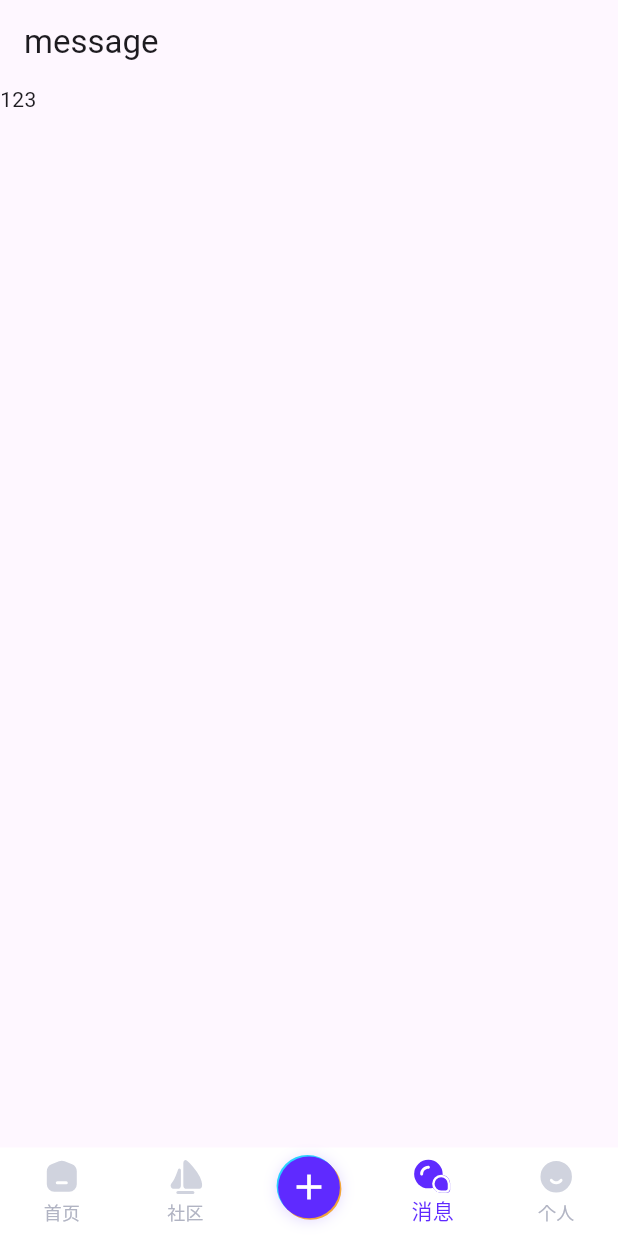
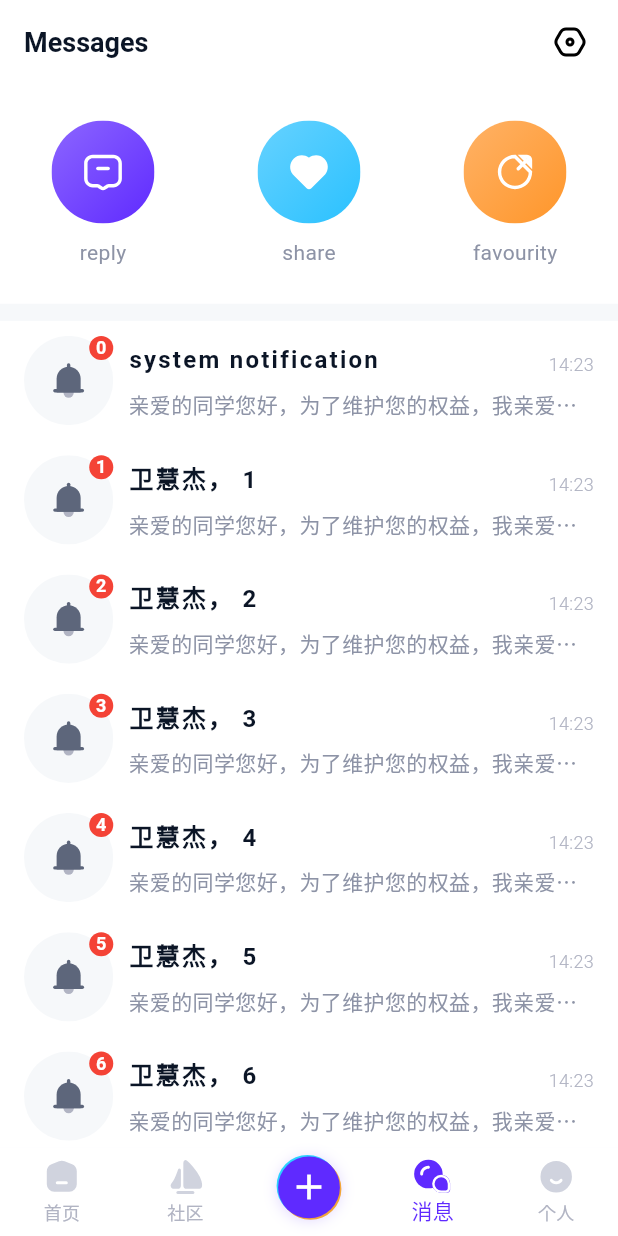
Before and after one commit to nishuiwei/community-, a Flutter app: the screen it shows after launch, swiped to page 4, on a phone screen of 412 x 824 dp. Run offline on Flutter 3.47's test engine with Material 3 defaults, Android fonts, the light colour scheme and no system bars; our stand-ins replace flutter_screenutil, flutter_svg, get; generated files the repository leaves out were written again.

Commit message:
feat: messages page

```diff
--- a/lib/config/icons/svg.dart
+++ b/lib/config/icons/svg.dart
@@ -7,4 +7,9 @@ class SvgIcon {
   static const ACTIVE_COMMUNITY = 'assets/svg/icon_active_community.svg';
   static const ACTIVE_MESSAGE = 'assets/svg/icon_active_message.svg';
   static const ACTIVE_PERSONAL = 'assets/svg/icon_active_personal.svg';
+  static const SETTINGS = 'assets/svg/common/settings.svg';
+  static const REPLY = 'assets/svg/message/reply.svg';
+  static const SHARE = 'assets/svg/message/share.svg';
+  static const FAVOURITE = 'assets/svg/message/favourite.svg';
+  static const DINGS = 'assets/svg/message/dings.svg';
 }
--- a/lib/config/styles/theme.dart
+++ b/lib/config/styles/theme.dart
@@ -5,9 +5,17 @@ class ThemeController extends GetxController {
   // 亮色主题
   final lightTheme = ThemeData(
     brightness: Brightness.light,
-    primaryColor: const Color.fromRGBO(95, 42, 255, 1),
+    primaryColor: Colors.black,
     splashColor: Colors.transparent,
     highlightColor: Colors.transparent,
+    appBarTheme: const AppBarTheme(
+        backgroundColor: Colors.white,
+        scrolledUnderElevation: 0.0,
+        titleTextStyle: TextStyle(
+            fontSize: 18,
+            color: Color(0xff0B1526),
+            fontWeight: FontWeight.w600),
+        actionsIconTheme: IconThemeData(color: Color(0xff0B1526), size: 22)),
     // 其他主题配置...
     bottomNavigationBarTheme: const BottomNavigationBarThemeData(
         backgroundColor: Colors.white, // 设置背景颜色
@@ -22,12 +30,18 @@ class ThemeController extends GetxController {
   final darkTheme = ThemeData(
     brightness: Brightness.dark,
     primaryColor: Colors.white,
+    splashColor: Colors.transparent,
+    highlightColor: Colors.transparent,
     // 其他主题配置...
     bottomNavigationBarTheme: const BottomNavigationBarThemeData(
-      backgroundColor: Colors.blue, // 设置背景颜色
-      selectedItemColor: Colors.red, // 设置选中项的颜色
-      unselectedItemColor: Colors.white, // 设置未选中项的颜色
+      backgroundColor: Colors.grey, // 设置背景颜色
       showUnselectedLabels: true, // 显示未选中项的标签
+    ),
+    appBarTheme: const AppBarTheme(
+      backgroundColor: Colors.black,
+      scrolledUnderElevation: 0.0,
+      titleTextStyle: TextStyle(
+          fontSize: 18, color: Color(0xffffffff), fontWeight: FontWeight.w600),
     ),
   );
 
--- a/lib/l10n/app_en.arb
+++ b/lib/l10n/app_en.arb
@@ -1,4 +1,9 @@
 {
+  "@@locale": "en",
   "language": "English",
-  "title": "Message"
+  "messages_app_bar_title": "Messages",
+  "message_reply": "reply",
+  "message_share": "share",
+  "message_favourite": "favourity",
+  "message_username": "system notification"
 }
--- a/lib/l10n/app_zh.arb
+++ b/lib/l10n/app_zh.arb
@@ -1,4 +1,9 @@
 {
+  "@@locale": "zh",
   "language": "简体中文",
-  "title": "消息"
+  "messages_app_bar_title": "消息",
+  "message_reply": "回复",
+  "message_share": "分享",
+  "message_favourite": "点赞",
+  "message_username": "系统通知"
 }
--- a/lib/main.dart
+++ b/lib/main.dart
@@ -17,6 +17,8 @@ class MyApp extends StatelessWidget {
   @override
   Widget build(BuildContext context) {
     final ThemeController themeController = Get.put(ThemeController());
+    Locale currentLocale = getCurrentLocale();
+
     return ScreenUtilInit(
         designSize: const Size(360, 690),
         builder: (_, child) => GetMaterialApp(
@@ -35,7 +37,12 @@ class MyApp extends StatelessWidget {
                 Locale('en'), // English
                 Locale('zh'), // Spanish
               ],
-              locale: const Locale('en'), // 默认语言设置
+
+              locale: currentLocale, // 默认语言设置
             ));
   }
 }
+
+Locale getCurrentLocale() {
+  return WidgetsBinding.instance.window.locale;
+}
--- a/lib/views/message/controller.dart
+++ b/lib/views/message/controller.dart
@@ -1,9 +1,14 @@
 import 'package:community/views/message/index.dart';
+import 'package:flutter/material.dart';
 import 'package:get/get.dart';
+import 'package:flutter_gen/gen_l10n/app_localizations.dart';
 
 class MessageController extends GetxController {
   MessageController();
-  final title = "message";
+  String title(BuildContext context) {
+    return AppLocalizations.of(context)!.messages_app_bar_title;
+  }
+
   final state = MessageState();
 
   @override
--- a/lib/views/message/view.dart
+++ b/lib/views/message/view.dart
@@ -1,6 +1,12 @@
+import 'package:community/config/icons/icons.dart';
+import 'package:community/config/icons/svg.dart';
 import 'package:community/views/message/index.dart';
+import 'package:community/widget/message/index.dart';
 import 'package:flutter/material.dart';
+import 'package:flutter_screenutil/flutter_screenutil.dart';
+import 'package:flutter_svg/flutter_svg.dart';
 import 'package:get/get.dart';
+import 'package:flutter_gen/gen_l10n/app_localizations.dart';
 
 class MessagePage extends GetView<MessageController> {
   const MessagePage({super.key});
@@ -8,13 +14,69 @@ class MessagePage extends GetView<MessageController> {
   @override
   Widget build(BuildContext context) {
     return Scaffold(
+      backgroundColor: const Color(0xFFF6F8FA),
       appBar: AppBar(
         // 设置导航栏标题
-        title: Text(controller.title),
-
+        title: Text(
+          controller.title(context),
+        ),
+        actions: [
+          IconButton(
+            onPressed: () {},
+            icon: SvgPicture.asset(
+              SvgIcon.SETTINGS,
+              color: Theme.of(context).primaryColor,
+            ),
+            padding: const EdgeInsets.only(right: 16),
+          )
+        ],
         // 设置导航栏背景颜色
       ),
-      body: const SafeArea(child: Text('123')),
+      body: SafeArea(
+          child: Column(
+        children: [
+          Container(
+            width: double.infinity,
+            height: 128.w,
+            decoration: const BoxDecoration(color: Color(0xFFFFFFFF)),
+            child: Row(
+              mainAxisAlignment: MainAxisAlignment.spaceAround,
+              crossAxisAlignment: CrossAxisAlignment.center,
+              children: [
+                BuildNotifyWidget(
+                    svgData: SvgIcon.REPLY,
+                    label: AppLocalizations.of(context)!.message_reply),
+                BuildNotifyWidget(
+                    svgData: SvgIcon.SHARE,
+                    label: AppLocalizations.of(context)!.message_share),
+                BuildNotifyWidget(
+                    svgData: SvgIcon.FAVOURITE,
+                    label: AppLocalizations.of(context)!.message_favourite),
+              ],
+            ),
+          ),
+          SizedBox(
+            height: 10.w,
+          ),
+          Expanded(
+              flex: 1,
+              child: Container(
+                color: Colors.white,
+                height: double.infinity,
+                child: ListView.builder(
+                  itemBuilder: (BuildContext context, index) {
+                    return BuildListCardItemWidget(
+                      index: index,
+                      username: index == 0
+                          ? AppLocalizations.of(context)!.message_username
+                          : '卫慧杰， $index',
+                    );
+                  },
+                  itemCount: 30,
+                ),
+              ))
+        ],
+      )),
     );
   }
 }
--- a/lib/widget/CustomBottomNavigationBar.dart
+++ /dev/null
@@ -1,38 +0,0 @@
-import 'package:flutter/material.dart';
-
-class CustomBottomNavigationBar extends StatelessWidget {
-  final int currentIndex;
-  final Function(int) onTap;
-
-  const CustomBottomNavigationBar({
-    super.key,
-    required this.currentIndex,
-    required this.onTap,
-  });
-
-  @override
-  Widget build(BuildContext context) {
-    return BottomNavigationBar(
-      currentIndex: currentIndex,
-      onTap: onTap,
-      items: const [
-        BottomNavigationBarItem(
-          icon: Icon(Icons.home),
-          label: 'Home',
-        ),
-        BottomNavigationBarItem(
-          icon: Icon(Icons.search),
-          label: 'Search',
-        ),
-        BottomNavigationBarItem(
-          icon: Icon(Icons.notifications),
-          label: 'Notifications',
-        ),
-        BottomNavigationBarItem(
-          icon: Icon(Icons.account_circle),
-          label: 'Profile',
-        ),
-      ],
-    );
-  }
-}
--- /dev/null
+++ b/lib/widget/message/index.dart
@@ -0,0 +1,4 @@
+library message_widget;
+
+export 'notify_widget.dart';
+export 'list_card_item_widget.dart';
--- /dev/null
+++ b/lib/widget/message/list_card_item_widget.dart
@@ -0,0 +1,108 @@
+import 'package:community/config/icons/svg.dart';
+import 'package:flutter/material.dart';
+import 'package:flutter_screenutil/flutter_screenutil.dart';
+import 'package:flutter_svg/svg.dart';
+
+class BuildListCardItemWidget extends StatelessWidget {
+  final int index;
+  final String username;
+  const BuildListCardItemWidget({
+    required this.index,
+    required this.username,
+    super.key,
+  });
+  @override
+  Widget build(BuildContext context) {
+    return InkWell(
+      onTap: () {
+        print('点击了消息, $index');
+      },
+      child: Container(
+        padding: const EdgeInsets.symmetric(vertical: 10.0, horizontal: 16.0),
+        child: IntrinsicHeight(
+          child: Row(
+            mainAxisAlignment: MainAxisAlignment.start,
+            crossAxisAlignment: CrossAxisAlignment.center,
+            children: [
+              Stack(
+                children: [
+                  Center(
+                    child: SvgPicture.asset(
+                      SvgIcon.DINGS,
+                      width: 52.w,
+                      height: 52.w,
+                    ),
+                  ),
+                  Positioned(
+                      top: 0,
+                      right: 0,
+                      child: Container(
+                        padding: const EdgeInsets.symmetric(horizontal: 4),
+                        height: 14.w,
+                        alignment: Alignment.center,
+                        constraints: BoxConstraints(minWidth: 14.w),
+                        decoration: BoxDecoration(
+                            color: const Color(0xffF44336),
+                            borderRadius: BorderRadius.circular(14)),
+                        child: Text(
+                          index.toString(),
+                          style: const TextStyle(
+                            color: Colors.white,
+                            fontSize: 12,
+                            fontWeight: FontWeight.bold,
+                            height: 0,
+                            leadingDistribution: TextLeadingDistribution.even,
+                          ),
+                        ),
+                      ))
+                ],
+              ),
+              Expanded(
+                flex: 1,
+                child: Padding(
+                  padding: const EdgeInsets.only(left: 10.0),
+                  child: Column(
+                    mainAxisAlignment: MainAxisAlignment.spaceAround,
+                    crossAxisAlignment: CrossAxisAlignment.center,
+                    children: [
+                      Row(
+                        mainAxisAlignment: MainAxisAlignment.spaceBetween,
+                        crossAxisAlignment: CrossAxisAlignment.end,
+                        children: [
+                          Text(
+                            username,
+                            style: const TextStyle(
+                                fontSize: 16,
+                                color: Color(0xff0B1526),
+                                fontWeight: FontWeight.w600,
+                                letterSpacing: 1.5),
+                          ),
+                          const Text(
+                            '14:23',
+                            style: TextStyle(
+                                color: Color(0xffB1B4C3),
+                                fontSize: 12.0,
+                                fontWeight: FontWeight.w300),
+                          ),
+                        ],
+                      ),
+                      const Text(
+                        '亲爱的同学您好，为了维护您的权益，我亲爱的同学您好，为了维护您的权益，我们…',
+                        softWrap: true,
+                        textAlign: TextAlign.left,
+                        overflow: TextOverflow.ellipsis,
+                        maxLines: 1,
+                        style:
+                            TextStyle(fontSize: 14, color: Color(0xff8D93A6)),
+                      ),
+                    ],
+                  ),
+                ),
+              ),
+            ],
+          ),
+        ),
+      ),
+    );
+  }
+}
--- /dev/null
+++ b/lib/widget/message/notify_widget.dart
@@ -0,0 +1,36 @@
+import 'package:flutter/material.dart';
+import 'package:flutter_screenutil/flutter_screenutil.dart';
+import 'package:flutter_svg/svg.dart';
+
+class BuildNotifyWidget extends StatelessWidget {
+  final String label;
+  final String svgData;
+  const BuildNotifyWidget({
+    super.key,
+    required this.label,
+    required this.svgData,
+  });
+
+  @override
+  Widget build(BuildContext context) {
+    return Column(
+      mainAxisAlignment: MainAxisAlignment.center,
+      children: [
+        Center(
+          child: SvgPicture.asset(
+            svgData,
+            width: 60.w,
+            height: 60.w,
+          ),
+        ),
+        SizedBox(
+          height: 8.w,
+        ),
+        Text(
+          label,
+          style: const TextStyle(color: Color(0xff8D93A6), fontSize: 14),
+        )
+      ],
+    );
+  }
+}
--- a/pubspec.yaml
+++ b/pubspec.yaml
@@ -66,6 +66,8 @@ flutter:
   # To add assets to your application, add an assets section, like this:
   assets:
     - assets/svg/
+    - assets/svg/common/
+    - assets/svg/message/
   #   - images/a_dot_burr.jpeg
   #   - images/a_dot_ham.jpeg
 
```
Also changed, not shown: assets/svg/common/settings.svg (added), assets/svg/message/dings.svg (added), assets/svg/message/favourite.svg (added), assets/svg/message/reply.svg (added), assets/svg/message/share.svg (added).
